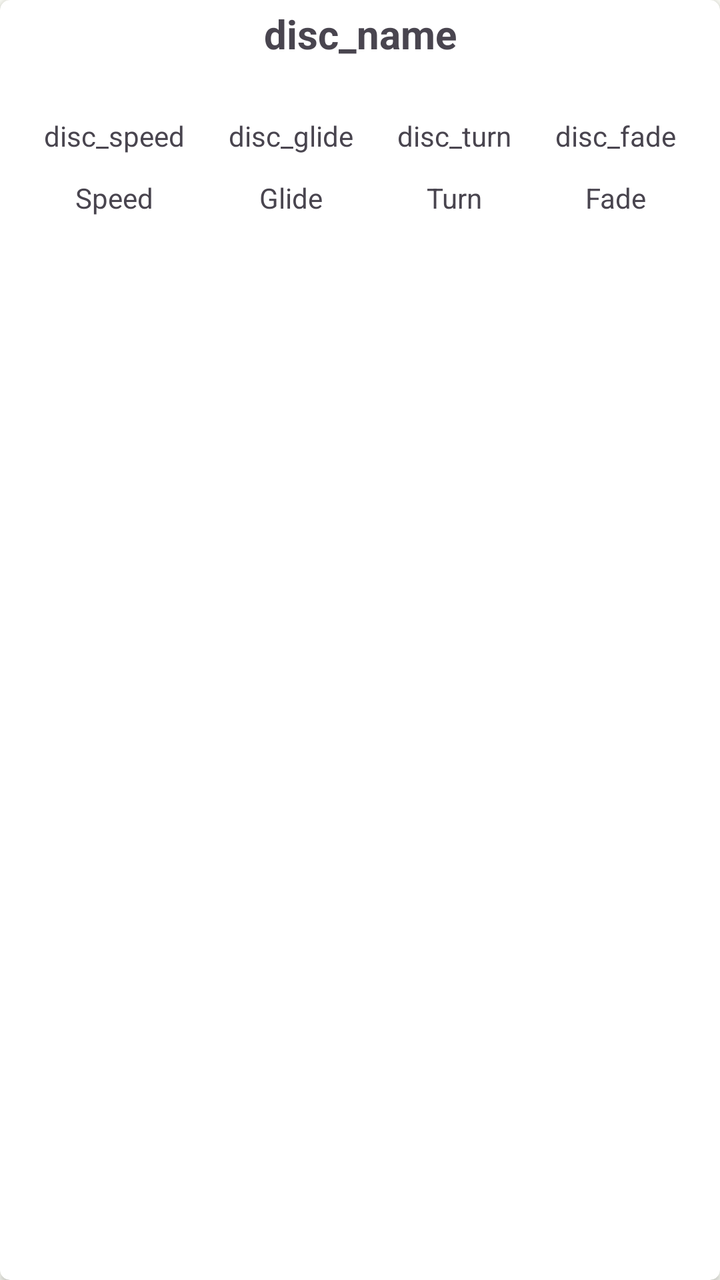
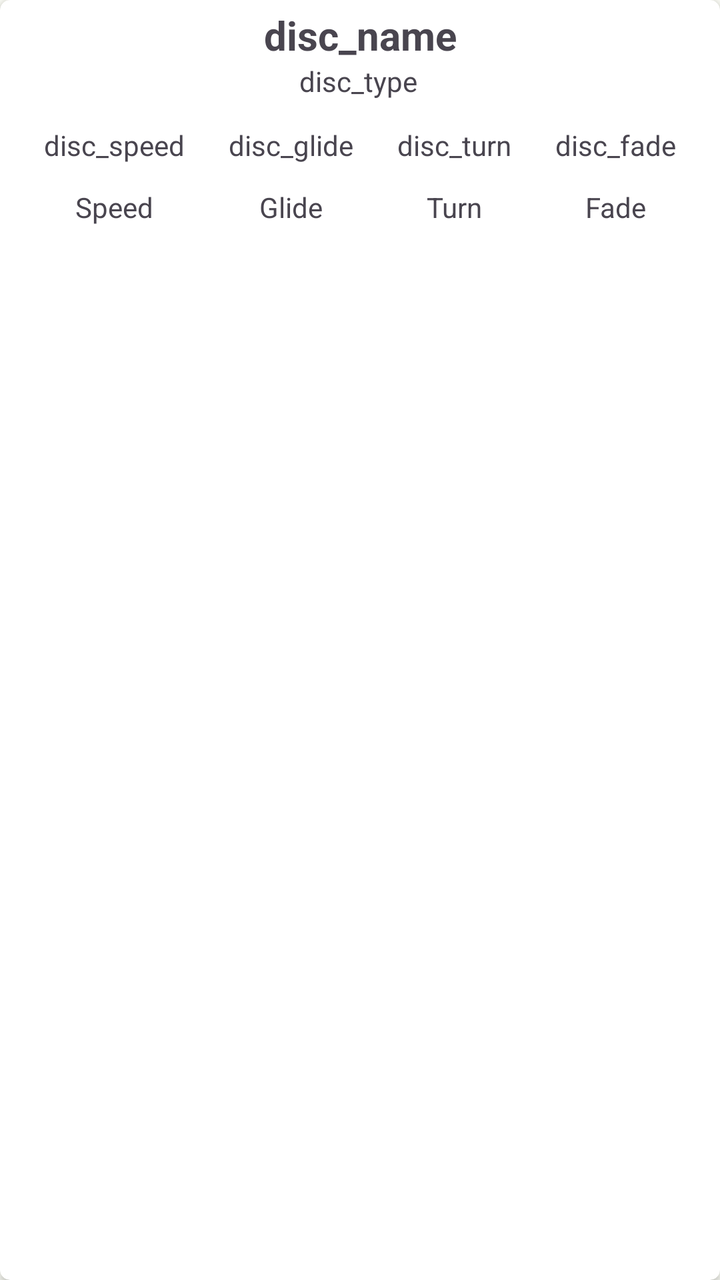

An Android layout rendered at two revisions. The XML below is the earlier revision; the diff shows what the commit changed to produce the second picture.
<!-- AndroidManifest.xml: application theme Theme.DiscgolfApp -->
<!-- res/layout/disc_list_item.xml -->
<?xml version="1.0" encoding="utf-8"?>
<androidx.cardview.widget.CardView xmlns:android="http://schemas.android.com/apk/res/android"
    xmlns:app="http://schemas.android.com/apk/res-auto"
    xmlns:tools="http://schemas.android.com/tools"
    android:layout_width="match_parent"
    android:layout_height="wrap_content"
    android:layout_marginStart="20dp"
    android:layout_marginTop="0dp"
    android:layout_marginEnd="20dp"
    android:layout_marginBottom="15dp"
    app:cardCornerRadius="5dp">

    <androidx.constraintlayout.widget.ConstraintLayout
        android:layout_width="match_parent"
        android:layout_height="120dp">

        <TextView
            android:id="@+id/discNameTextView"
            android:layout_width="wrap_content"
            android:layout_height="wrap_content"
            android:text="@string/disc_name"
            android:textSize="20sp"
            android:textStyle="bold"
            app:layout_constraintBottom_toBottomOf="parent"
            app:layout_constraintEnd_toEndOf="parent"
            app:layout_constraintStart_toStartOf="parent"
            app:layout_constraintTop_toTopOf="parent"
            app:layout_constraintVertical_bias="0.037" />

        <TextView
            android:id="@+id/discSpeedTextView"
            android:layout_width="wrap_content"
            android:layout_height="wrap_content"
            android:layout_marginTop="28dp"
            android:text="@string/disc_speed"
            app:layout_constraintEnd_toStartOf="@+id/discGlideTextView"
            app:layout_constraintHorizontal_bias="0.5"
            app:layout_constraintStart_toStartOf="parent"
            app:layout_constraintTop_toBottomOf="@+id/discNameTextView" />

        <TextView
            android:id="@+id/discGlideTextView"
            android:layout_width="wrap_content"
            android:layout_height="wrap_content"
            android:text="@string/disc_glide"
            app:layout_constraintEnd_toStartOf="@+id/discTurnTextView"
            app:layout_constraintHorizontal_bias="0.5"
            app:layout_constraintStart_toEndOf="@+id/discSpeedTextView"
            app:layout_constraintTop_toTopOf="@+id/discSpeedTextView" />

        <TextView
            android:id="@+id/discTurnTextView"
            android:layout_width="wrap_content"
            android:layout_height="wrap_content"
            android:text="@string/disc_turn"
            app:layout_constraintEnd_toStartOf="@+id/discFadeTextView"
            app:layout_constraintHorizontal_bias="0.5"
            app:layout_constraintStart_toEndOf="@+id/discGlideTextView"
            app:layout_constraintTop_toTopOf="@+id/discGlideTextView" />

        <TextView
            android:id="@+id/discFadeTextView"
            android:layout_width="wrap_content"
            android:layout_height="wrap_content"
            android:text="@string/disc_fade"
            app:layout_constraintEnd_toEndOf="parent"
            app:layout_constraintHorizontal_bias="0.5"
            app:layout_constraintStart_toEndOf="@+id/discTurnTextView"
            app:layout_constraintTop_toTopOf="@+id/discTurnTextView" />

        <TextView
            android:id="@+id/textView2"
            android:layout_width="wrap_content"
            android:layout_height="wrap_content"
            android:text="@string/speed"
            app:layout_constraintEnd_toEndOf="@+id/discSpeedTextView"
            app:layout_constraintHorizontal_bias="0.5"
            app:layout_constraintStart_toStartOf="@+id/discSpeedTextView"
            app:layout_constraintTop_toTopOf="@+id/textView3" />

        <TextView
            android:id="@+id/textView9"
            android:layout_width="wrap_content"
            android:layout_height="wrap_content"
            android:text="@string/turn"
            app:layout_constraintEnd_toEndOf="@+id/discTurnTextView"
            app:layout_constraintHorizontal_bias="0.5"
            app:layout_constraintStart_toStartOf="@+id/discTurnTextView"
            app:layout_constraintTop_toTopOf="@+id/textView10" />

        <TextView
            android:id="@+id/textView10"
            android:layout_width="wrap_content"
            android:layout_height="wrap_content"
            android:layout_marginTop="12dp"
            android:text="@string/fade"
            app:layout_constraintEnd_toEndOf="@+id/discFadeTextView"
            app:layout_constraintHorizontal_bias="0.5"
            app:layout_constraintStart_toStartOf="@+id/discFadeTextView"
            app:layout_constraintTop_toBottomOf="@+id/discFadeTextView" />

        <TextView
            android:id="@+id/textView3"
            android:layout_width="wrap_content"
            android:layout_height="wrap_content"
            android:text="@string/glide"
            app:layout_constraintEnd_toEndOf="@+id/discGlideTextView"
            app:layout_constraintHorizontal_bias="0.5"
            app:layout_constraintStart_toStartOf="@+id/discGlideTextView"
            app:layout_constraintTop_toTopOf="@+id/textView9" />


        


    </androidx.constraintlayout.widget.ConstraintLayout>
</androidx.cardview.widget.CardView>
<!-- resources referenced by this layout -->
<resources>
  <string name="disc_fade">disc_fade</string>
  <string name="disc_glide">disc_glide</string>
  <string name="disc_name">disc_name</string>
  <string name="disc_speed">disc_speed</string>
  <string name="disc_turn">disc_turn</string>
  <string name="fade">Fade</string>
  <string name="glide">Glide</string>
  <string name="speed">Speed</string>
  <string name="turn">Turn</string>
  <color name="md_theme_light_primary">#266C2B</color>
  <color name="md_theme_light_onPrimary">#FFFFFF</color>
  <color name="md_theme_light_primaryContainer">#AAF5A4</color>
  <color name="md_theme_light_onPrimaryContainer">#002204</color>
  <color name="md_theme_light_secondary">#52634F</color>
  <color name="md_theme_light_onSecondary">#FFFFFF</color>
  <color name="md_theme_light_secondaryContainer">#D5E8CF</color>
  <color name="md_theme_light_onSecondaryContainer">#101F10</color>
  <color name="md_theme_light_tertiary">#38656A</color>
  <color name="md_theme_light_onTertiary">#FFFFFF</color>
  <color name="md_theme_light_tertiaryContainer">#BCEBF1</color>
  <color name="md_theme_light_onTertiaryContainer">#001F23</color>
  <color name="md_theme_light_error">#BA1A1A</color>
  <color name="md_theme_light_errorContainer">#FFDAD6</color>
  <color name="md_theme_light_onError">#FFFFFF</color>
  <color name="md_theme_light_onErrorContainer">#410002</color>
  <color name="md_theme_light_background">#FCFDF6</color>
  <color name="md_theme_light_onBackground">#1A1C19</color>
  <color name="md_theme_light_surface">#FCFDF6</color>
  <color name="md_theme_light_onSurface">#1A1C19</color>
  <color name="md_theme_light_surfaceVariant">#DEE5D8</color>
  <color name="md_theme_light_onSurfaceVariant">#424940</color>
  <color name="md_theme_light_outline">#72796F</color>
  <color name="md_theme_light_inverseOnSurface">#F0F1EB</color>
  <color name="md_theme_light_inverseSurface">#2F312D</color>
  <color name="md_theme_light_inversePrimary">#8FD88A</color>
  <!-- unchanged entries left out for length: 1 -->
</resources>

<!-- the commit's change to res/layout/disc_list_item.xml (unified diff, before → after) -->
@@ -12,7 +12,7 @@
 
     <androidx.constraintlayout.widget.ConstraintLayout
         android:layout_width="match_parent"
-        android:layout_height="120dp">
+        android:layout_height="134dp">
 
         <TextView
             android:id="@+id/discNameTextView"
@@ -28,10 +28,22 @@
             app:layout_constraintVertical_bias="0.037" />
 
         <TextView
+            android:id="@+id/discTypeTextView"
+            android:layout_width="wrap_content"
+            android:layout_height="wrap_content"
+            android:text="@string/disc_type"
+            app:layout_constraintBottom_toTopOf="@+id/discSpeedTextView"
+            app:layout_constraintEnd_toEndOf="@+id/discNameTextView"
+            app:layout_constraintHorizontal_bias="0.475"
+            app:layout_constraintStart_toStartOf="@+id/discNameTextView"
+            app:layout_constraintTop_toBottomOf="@+id/discNameTextView"
+            app:layout_constraintVertical_bias="0.0" />
+
+        <TextView
             android:id="@+id/discSpeedTextView"
             android:layout_width="wrap_content"
             android:layout_height="wrap_content"
-            android:layout_marginTop="28dp"
+            android:layout_marginTop="32dp"
             android:text="@string/disc_speed"
             app:layout_constraintEnd_toStartOf="@+id/discGlideTextView"
             app:layout_constraintHorizontal_bias="0.5"
<!-- resource entries referenced after the edit -->
@@ -5,6 +5,7 @@
   <string name="disc_name">disc_name</string>
   <string name="disc_speed">disc_speed</string>
   <string name="disc_turn">disc_turn</string>
+  <string name="disc_type">disc_type</string>
   <string name="fade">Fade</string>
   <string name="glide">Glide</string>
   <string name="speed">Speed</string>
